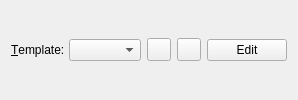
First picture: the form in common/templatewidget.ui, repository fhackenberger/ktikz, before the edit.
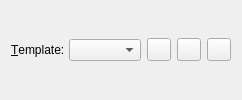
Second picture: the form after the edit. Icons and pictures are not drawn. Custom widgets are drawn as their Qt base class.

Commit message: - Let the mouse "back" and "forward" button (the buttons on the sides of the mouse, if they exist) switch the image in multiple image mode. - Let the "Edit" button in the template widget be a small button with only an icon (instead of a large button with the text "Edit"). - Update French translation.

Patch:
```diff
--- a/common/templatewidget.ui
+++ b/common/templatewidget.ui
@@ -5,7 +5,7 @@
   <property name="windowTitle">
    <string>Choose Template</string>
   </property>
-  <layout class="QHBoxLayout">
+  <layout class="QHBoxLayout" name="horizontalLayout">
    <item>
     <widget class="QLabel" name="templateLabel">
      <property name="whatsThis">
@@ -67,15 +67,16 @@
     </widget>
    </item>
    <item>
-    <widget class="QPushButton" name="templateEditButton">
+    <widget class="QToolButton" name="templateEditButton">
      <property name="toolTip">
       <string>&lt;p&gt;Edit template file&lt;/p&gt;</string>
      </property>
      <property name="whatsThis">
       <string>&lt;p&gt;Edit this template with an external editor specified in the &quot;Configure&quot; dialog.&lt;/p&gt;</string>
      </property>
-     <property name="text">
-      <string>Edit</string>
+     <property name="icon">
+      <iconset resource="../app/qtikz.qrc">
+       <normaloff>:/icons/document-edit.png</normaloff>:/icons/document-edit.png</iconset>
      </property>
     </widget>
    </item>
```
Left out of the diff: 6 changed lines with no effect on the pictures. The commit also changes 14 other files.
